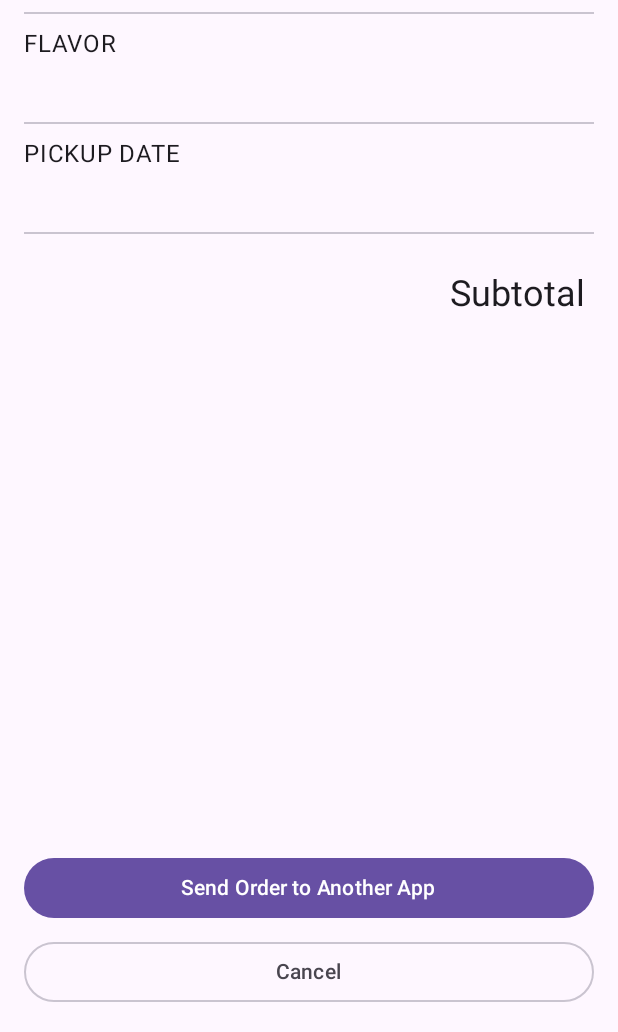
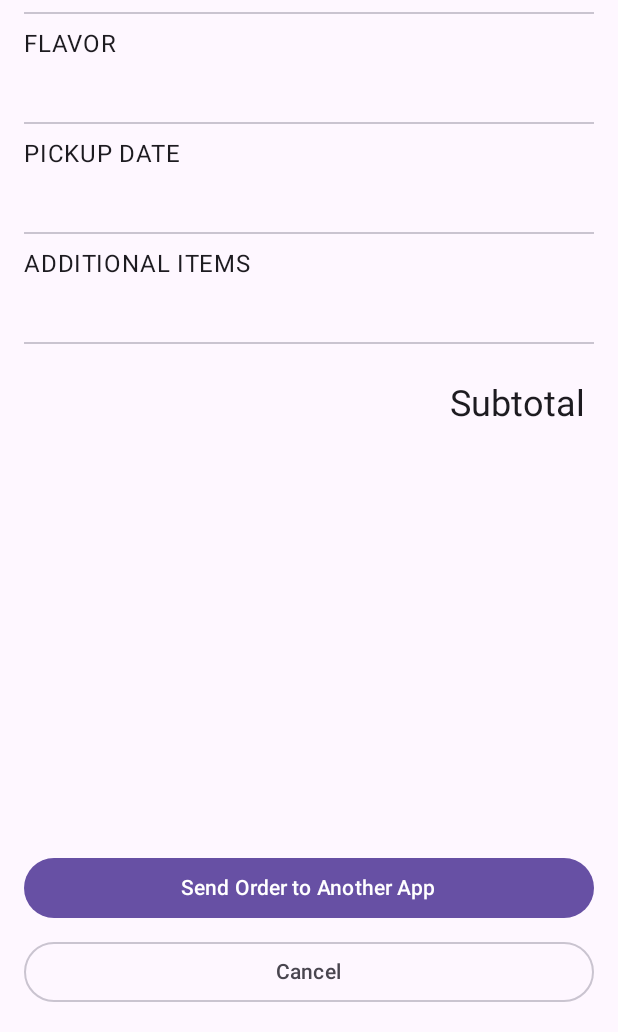
Before and after one commit to 1939323749/smoke_detection, an Android app built with Jetpack Compose: the OrderSummaryScreen screen opened through its navigation route, on a phone screen of 412 x 824 dp, the part 204-1236 px from its top. Run offline under Robolectric (Android 15) with nearby library versions, the phone set to English and light mode, and no system bars.

Commit message:
Add: selection of additional items

```diff
--- a/app/src/main/java/com/example/cupcake/data/DataSource.kt
+++ b/app/src/main/java/com/example/cupcake/data/DataSource.kt
@@ -31,4 +31,10 @@ object DataSource {
         Pair(R.string.six_cupcakes, 6),
         Pair(R.string.twelve_cupcakes, 12)
     )
+
+    val additionalItems = listOf(
+        R.string.coke,
+        R.string.sprite,
+        R.string.none
+    )
 }
--- a/app/src/main/java/com/example/cupcake/data/OrderUiState.kt
+++ b/app/src/main/java/com/example/cupcake/data/OrderUiState.kt
@@ -25,6 +25,7 @@ data class OrderUiState(
     /** Flavor of the cupcakes in the order (such as "Chocolate", "Vanilla", etc..) */
     val flavor: String = "",
     /** Selected date for pickup (such as "Jan 1") */
+    val additionalItem:String = "",
     val date: String = "",
     /** Total price for the order */
     val price: String = "",
--- a/app/src/main/java/com/example/cupcake/ui/SummaryScreen.kt
+++ b/app/src/main/java/com/example/cupcake/ui/SummaryScreen.kt
@@ -64,7 +64,8 @@ fun OrderSummaryScreen(
         numberOfCupcakes,
         orderUiState.flavor,
         orderUiState.date,
-        orderUiState.quantity
+        orderUiState.quantity,
+        orderUiState.additionalItem
     )
     val newOrder = stringResource(R.string.new_cupcake_order)
     //Create a list of order summary to display
@@ -74,7 +75,8 @@ fun OrderSummaryScreen(
         // Summary line 2: display selected flavor
         Pair(stringResource(R.string.flavor), orderUiState.flavor),
         // Summary line 3: display selected pickup date
-        Pair(stringResource(R.string.pickup_date), orderUiState.date)
+        Pair(stringResource(R.string.pickup_date), orderUiState.date),
+        Pair(stringResource(R.string.additional_items),orderUiState.additionalItem)
     )
 
     Column(
--- a/app/src/main/res/values/strings.xml
+++ b/app/src/main/res/values/strings.xml
@@ -43,4 +43,8 @@
         <item quantity="one">%d cupcake</item>
         <item quantity="other">%d cupcakes</item>
     </plurals>
+    <string name="additional_items">Additional items</string>
+    <string name="coke">Coke</string>
+    <string name="sprite">Sprite</string>
+    <string name="none">None</string>
 </resources>
```
Also changed, not shown: app/src/main/java/com/example/cupcake/CupcakeScreen.kt (+15 -1 lines), app/src/main/java/com/example/cupcake/ui/OrderViewModel.kt (+16 -0 lines).
